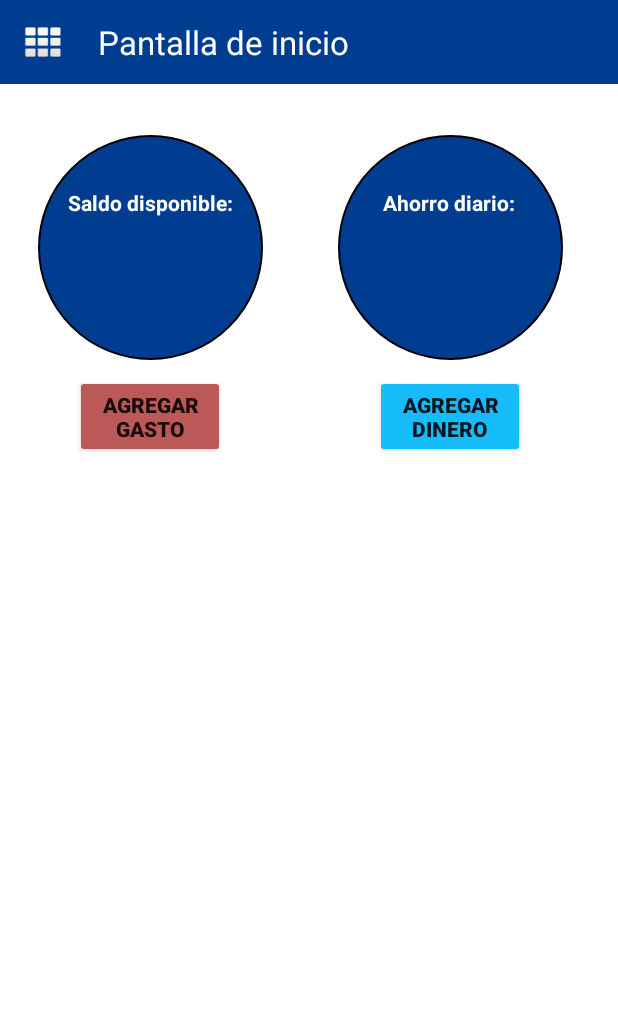
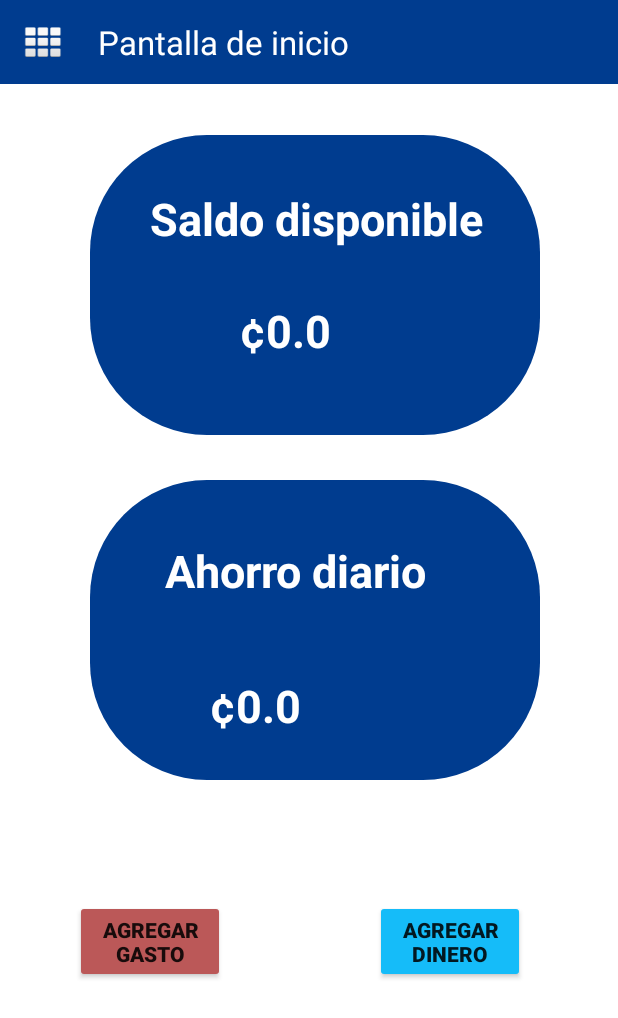
Before and after one commit to Gutima15/SavingHelperProject, an Android app: the PantallaInicio screen opened directly, with no data from a screen before it, on a phone screen of 412 x 824 dp. Shown: the top 1018 px of the screen. Run offline under Robolectric (Android 15) with nearby library versions, the phone set to English and light mode, and no system bars.

Commit message:
Pantalla de inicio sin centrar
Pantalla de inicio agarrando valores de la BD, falta centrar mejor los valores

```diff
--- a/Saving_Helper/app/src/main/java/com/example/saving_helper/PantallaInicio.java
+++ b/Saving_Helper/app/src/main/java/com/example/saving_helper/PantallaInicio.java
@@ -4,7 +4,18 @@ import androidx.appcompat.app.AppCompatActivity;
 
 import android.content.Intent;
 import android.os.Bundle;
+import android.util.Log;
 import android.view.View;
+import android.widget.TextView;
+
+import com.example.saving_helper.Utiles.Singleton;
+
+import java.sql.CallableStatement;
+import java.sql.Connection;
+import java.sql.PreparedStatement;
+import java.sql.ResultSet;
+import java.sql.SQLException;
+
 
 public class PantallaInicio extends AppCompatActivity {
 
@@ -12,17 +23,133 @@ public class PantallaInicio extends AppCompatActivity {
     protected void onCreate(Bundle savedInstanceState) {
         super.onCreate(savedInstanceState);
         setContentView(R.layout.activity_pantalla_inicio);
+        updateMontoDisp();
+        updateAhorroDiario();
     }
 
-    public void activity_menu_con_iconos(View v){
+    public void activity_menu_con_iconos(View v) {
         Intent intent = new Intent(this, MenuConIconos.class);
         intent.addFlags(Intent.FLAG_ACTIVITY_CLEAR_TOP | Intent.FLAG_ACTIVITY_CLEAR_TASK | Intent.FLAG_ACTIVITY_NEW_TASK);
         startActivity(intent);
     }
-    public void openAgregarGasto(View v){
+
+    public void openAgregarGasto(View v) {
         Intent intent = new Intent(this, AgregarGastoActivity.class);
         intent.addFlags(Intent.FLAG_ACTIVITY_CLEAR_TOP | Intent.FLAG_ACTIVITY_CLEAR_TASK | Intent.FLAG_ACTIVITY_NEW_TASK);
         startActivity(intent);
+
+    }
+
+    // monto disponible --------------------------------------------------------------------------//
+
+    public void updateMontoDisp() {
+        Singleton user = Singleton.getInstance();
+        float montoDisp = getMontoDB(user.ID);
+        String montoStr = "¢" + String.valueOf(montoDisp);
+        Log.d("josebuddy", montoStr);
+        TextView SaldoDisponibleMonto = findViewById(R.id.SaldoDisponibleMonto);
+        SaldoDisponibleMonto.setText(montoStr);
+    }
+
+
+    public float getMontoDB(int id) {
+        float saldoDisp = 0;
+
+        String SPSQL = "exec usp_obtenerMonto " + String.valueOf(id);
+        try {
+            AzureConnection connexion = new AzureConnection();
+            Connection con = connexion.connectionClass();
+            if (con == null) {
+                //show error
+                System.out.println("error");
+            } else {
+                ResultSet ps = con.createStatement().executeQuery(SPSQL);
+                while (ps.next()) {
+                    saldoDisp = ps.getFloat("SaldoActual");
+                    break;
+                }
+                con.close();
+            }
+        } catch (Exception ex) {
+            Log.d("josebuddy", ex.toString());;
+        }
+        return saldoDisp;
+    }
+    // monto disponible --------------------------------------------------------------------------//
+
+    public void updateAhorroDiario(){
+        Singleton user = Singleton.getInstance();
+        String tipoPeriodo = getTipoPeriodo(user.ID);
+        Float presupuesto = getPresupuestp(user.ID);
+        Log.d("josebuddy", tipoPeriodo);
+
+        if (tipoPeriodo.equals("Semanal") ) {
+            presupuesto = presupuesto/7;
+        }
+        else if (tipoPeriodo.equals("Diario") ) {
+            //1/1;
+            presupuesto = presupuesto/1;
+        }
+        else if (tipoPeriodo.equals("Mensual")) {
+            presupuesto = presupuesto/30;
+        }
+        String montoStr = "¢" + String.valueOf(presupuesto);
+        Log.d("josebuddy", String.valueOf(presupuesto));
+        TextView Diario = findViewById(R.id.AhorroDiarioMonto);
+        Diario.setText(montoStr);
+
+
+    }
+
+    public float getPresupuestp(int id) {
+        float presupuesto = 0;
+
+        String SPSQL = "exec usp_GetPresupuesto " + String.valueOf(id);
+        try {
+            AzureConnection connexion = new AzureConnection();
+            Connection con = connexion.connectionClass();
+            if (con == null) {
+                //show error
+                System.out.println("error");
+            } else {
+                ResultSet ps = con.createStatement().executeQuery(SPSQL);
+                while (ps.next()) {
+                    presupuesto = ps.getFloat("Pres");
+                    break;
+                }
+                con.close();
+            }
+        } catch (Exception ex) {
+            Log.d("josebuddy", ex.toString());
+            ;
+        }
+        return presupuesto;
+    }
+
+    public String getTipoPeriodo(int userId){
+        String nombrePeriodo = "";
+
+        String SPSQL = "exec usp_GetNombrePeriodo " + String.valueOf(userId);
+        try {
+            AzureConnection connexion = new AzureConnection();
+            Connection con = connexion.connectionClass();
+            if (con == null) {
+                //show error
+                System.out.println("error");
+            } else {
+                ResultSet ps = con.createStatement().executeQuery(SPSQL);
+                while (ps.next()) {
+                    nombrePeriodo = ps.getString("NomPeriodo");
+                    break;
+                }
+                con.close();
+            }
+        } catch (Exception ex) {
+            Log.d("josebuddy", ex.toString());;
+        }
+        return nombrePeriodo;
+
+
     }
 
 }
--- a/Saving_Helper/app/src/main/res/layout/activity_graficas.xml
+++ b/Saving_Helper/app/src/main/res/layout/activity_graficas.xml
@@ -33,7 +33,7 @@
             android:layout_width="wrap_content"
             android:layout_height="wrap_content"
             android:layout_marginStart="40sp"
-            android:text="Gráficas"
+            android:text="Información de plazos"
             android:textColor="@android:color/white"
             android:textSize="22sp" />
 
--- a/Saving_Helper/app/src/main/res/layout/activity_menu_con_iconos.xml
+++ b/Saving_Helper/app/src/main/res/layout/activity_menu_con_iconos.xml
@@ -125,7 +125,7 @@
                 app:layout_constraintHorizontal_bias="1.0"
                 app:layout_constraintStart_toStartOf="parent"
                 app:layout_constraintTop_toTopOf="parent"
-                app:srcCompat="@drawable/grafico"
+                app:srcCompat="@drawable/info_ahorros"
                 android:onClick="activity_graficas"
                 />
             <ImageButton
--- a/Saving_Helper/app/src/main/res/layout/activity_pantalla_inicio.xml
+++ b/Saving_Helper/app/src/main/res/layout/activity_pantalla_inicio.xml
@@ -44,7 +44,7 @@
             android:layout_width="100sp"
             android:layout_height="wrap_content"
             android:layout_marginStart="50sp"
-            android:layout_marginTop="250sp"
+            android:layout_marginTop="600sp"
             android:backgroundTint="@color/colorAccent"
             android:text="Agregar gasto"
             android:textStyle="bold"
@@ -60,7 +60,7 @@
             android:layout_width="100sp"
             android:layout_height="wrap_content"
             android:layout_marginStart="250sp"
-            android:layout_marginTop="250sp"
+            android:layout_marginTop="600sp"
             android:backgroundTint="@color/colorPrimaryDark"
             android:text="Agregar dinero"
             android:textStyle="bold"
@@ -71,50 +71,84 @@
 
         <RelativeLayout
             android:id="@+id/SaldoDisponibleBackground"
-            android:layout_width="150sp"
-            android:layout_height="150sp"
-            android:background="@drawable/redondo"
-            android:layout_marginStart="25sp"
+            android:layout_width="300sp"
+            android:layout_height="200sp"
+            android:background="@drawable/fondo"
+            android:layout_marginStart="60sp"
             android:layout_marginTop="90sp"
             >
         </RelativeLayout>
 
         <TextView
             android:id="@+id/SaldoDisponible"
+            android:textSize="30sp"
             android:layout_width="wrap_content"
             android:layout_height="wrap_content"
-            android:layout_marginStart="45sp"
+            android:layout_marginStart="100sp"
             android:layout_marginTop="125sp"
             android:textStyle="bold"
             app:layout_constraintEnd_toStartOf="parent"
             app:layout_constraintHorizontal_bias="1.0"
             app:layout_constraintStart_toStartOf="parent"
             app:layout_constraintTop_toTopOf="parent"
-            android:text="Saldo disponible:"
+            android:text="Saldo disponible"
             android:textColor="#FFFFFF"
             />
+
+        <TextView
+            android:id="@+id/SaldoDisponibleMonto"
+            android:layout_width="wrap_content"
+            android:layout_height="wrap_content"
+            android:layout_marginStart="160sp"
+            android:layout_marginTop="200sp"
+            android:textStyle="bold"
+            android:textSize="30sp"
+            app:layout_constraintEnd_toStartOf="parent"
+            app:layout_constraintHorizontal_bias="1.0"
+            app:layout_constraintStart_toStartOf="parent"
+            app:layout_constraintTop_toTopOf="parent"
+            android:text="¢50500"
+            android:textColor="#FFFFFF"
+            />
+
         <RelativeLayout
             android:id="@+id/AhorroDiarioBackground"
-            android:layout_width="150sp"
-            android:layout_height="150sp"
-            android:background="@drawable/redondo"
-            android:layout_marginStart="225sp"
-            android:layout_marginTop="90sp"
+            android:layout_width="300sp"
+            android:layout_height="200sp"
+            android:background="@drawable/fondo"
+            android:layout_marginStart="60sp"
+            android:layout_marginTop="320sp"
             >
         </RelativeLayout>
         <TextView
             android:id="@+id/AhorroDiario"
             android:layout_width="wrap_content"
             android:layout_height="wrap_content"
-            android:layout_marginStart="255sp"
-            android:layout_marginTop="125sp"
+            android:layout_marginStart="110sp"
+            android:layout_marginTop="360sp"
             android:textStyle="bold"
-
             app:layout_constraintEnd_toStartOf="parent"
             app:layout_constraintHorizontal_bias="1.0"
             app:layout_constraintStart_toStartOf="parent"
             app:layout_constraintTop_toTopOf="parent"
-            android:text="Ahorro diario: "
+            android:text="Ahorro diario"
+            android:textSize="30sp"
+            android:textColor="#FFFFFF"
+            />
+
+        <TextView
+            android:id="@+id/AhorroDiarioMonto"
+            android:layout_width="wrap_content"
+            android:layout_height="wrap_content"
+            android:layout_marginStart="140sp"
+            android:layout_marginTop="450sp"
+            android:textStyle="bold"
+            android:textSize="30sp"
+            app:layout_constraintEnd_toStartOf="parent"
+            app:layout_constraintHorizontal_bias="1.0"
+            app:layout_constraintStart_toStartOf="parent"
+            app:layout_constraintTop_toTopOf="parent"
+            android:text="¢7250.666"
             android:textColor="#FFFFFF"
             />
 
```
Also changed, not shown: Saving_Helper/app/src/main/res/drawable-hdpi/ic_agregardinero.png (deleted), Saving_Helper/app/src/main/res/drawable-hdpi/ic_agregargasto.png (deleted), Saving_Helper/app/src/main/res/drawable-hdpi/ic_config.png (deleted), Saving_Helper/app/src/main/res/drawable-hdpi/ic_etiquetas.png (deleted), Saving_Helper/app/src/main/res/drawable-hdpi/ic_grafico.png (deleted), Saving_Helper/app/src/main/res/drawable-hdpi/ic_objetivoahorro.png (deleted), Saving_Helper/app/src/main/res/drawable-hdpi/ic_pantallainicio.png (deleted), Saving_Helper/app/src/main/res/drawable-hdpi/ic_presupuesto.png (deleted), Saving_Helper/app/src/main/res/drawable-hdpi/ic_quienessomos.png (deleted), Saving_Helper/app/src/main/res/drawable-v24/info_ahorros.png (added), Saving_Helper/app/src/main/res/drawable/configuracion.png (deleted), Saving_Helper/app/src/main/res/infoahorro/InfoAhorros.png (added).
